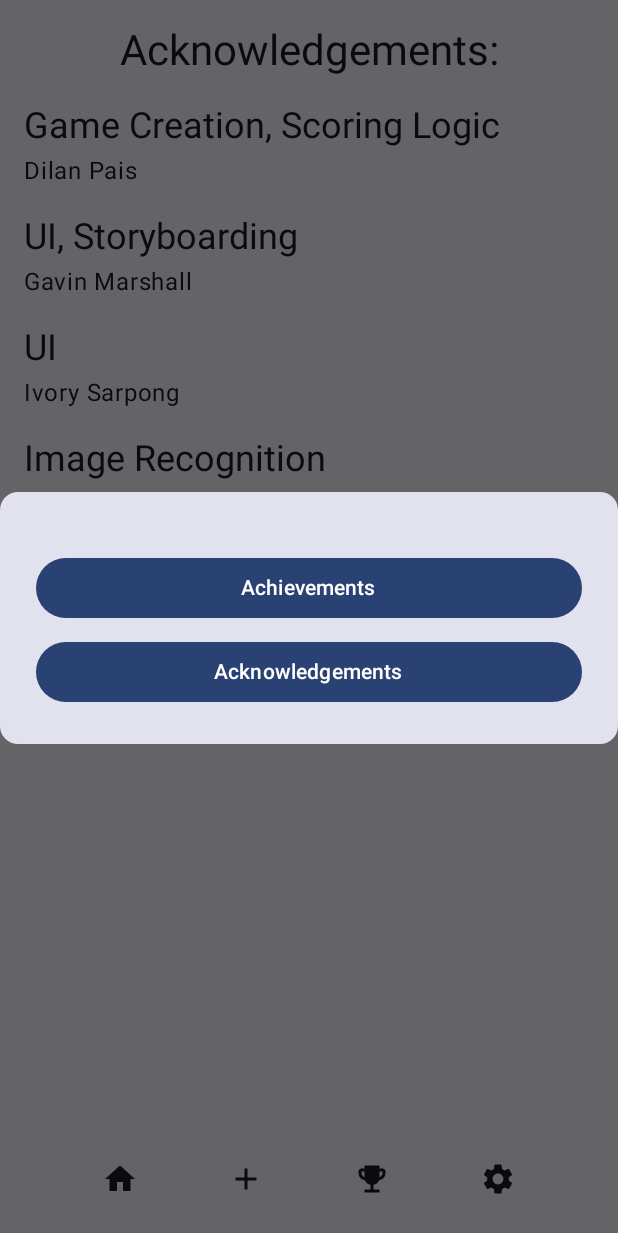
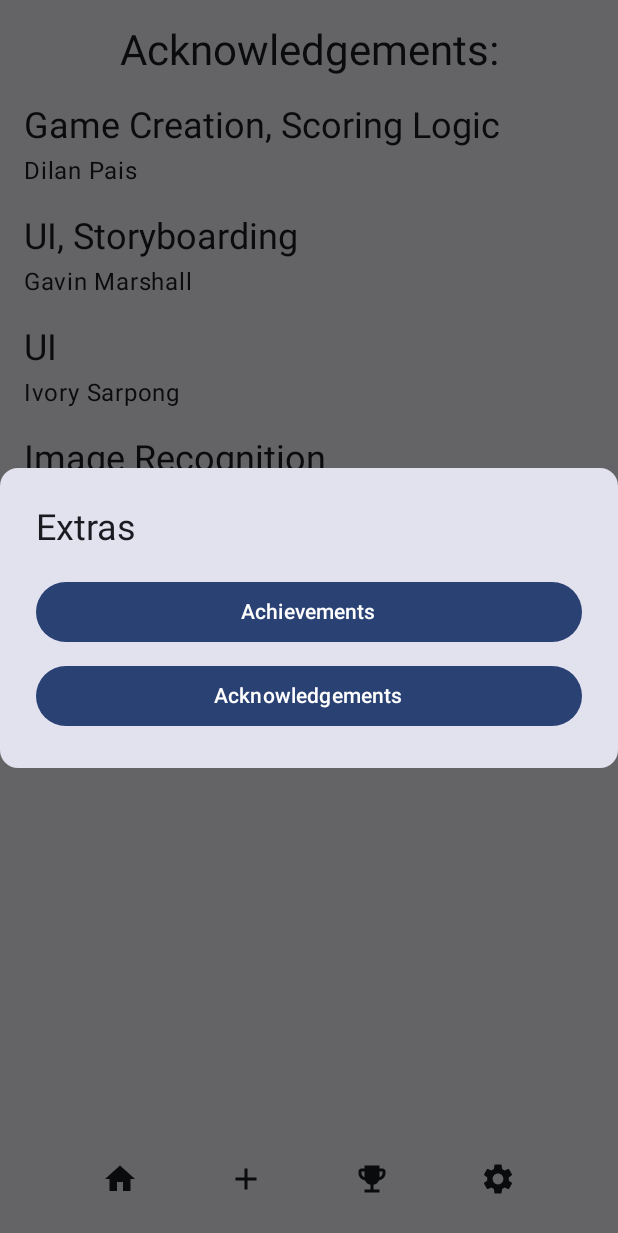
Before and after one commit to Neat-Keat/COSC412Project, an Android app built with Jetpack Compose: the AcknowledgementsScreen screen opened through its navigation route, after a tap on "Extras", on a phone screen of 412 x 824 dp. Shown: the top 1233 px of the screen. Run offline under Robolectric (Android 15) with nearby library versions, the phone set to English and light mode, and no system bars; our stand-ins replace Room's generated code.

```diff
--- a/app/src/main/java/com/example/syncshot/ui/acknowledgements/AcknowledgementsScreen.kt
+++ b/app/src/main/java/com/example/syncshot/ui/acknowledgements/AcknowledgementsScreen.kt
@@ -31,7 +31,7 @@ fun AcknowledgementsScreen(themeViewModel: ThemeViewModel, modifier: Modifier =
             Text("Matthew Sotelo")
 
             //TODO add what Michael did here
-            Text("Their work", modifier = Modifier.padding(0.dp, 16.dp, 16.dp, 2.dp), style = MaterialTheme.typography.headlineSmall)
+            Text("Data Persistence, Navigation", modifier = Modifier.padding(0.dp, 16.dp, 16.dp, 2.dp), style = MaterialTheme.typography.headlineSmall)
             Text("Michael Opoku")
 
             Text("Database, UI", modifier = Modifier.padding(0.dp, 16.dp, 16.dp, 2.dp), style = MaterialTheme.typography.headlineSmall)
--- a/app/src/main/java/com/example/syncshot/ui/components/MainScaffold.kt
+++ b/app/src/main/java/com/example/syncshot/ui/components/MainScaffold.kt
@@ -136,6 +136,7 @@ fun ExtrasDialog(onDismiss: () -> Unit, onAchievementsClick: () -> Unit, onAckno
             tonalElevation = 8.dp
         ) {
             Column(modifier = Modifier.padding(24.dp)) {
+                Text("Extras", style = MaterialTheme.typography.headlineSmall)
                 Spacer(modifier = Modifier.height(16.dp))
                 Button(onClick = onAchievementsClick, modifier = Modifier.fillMaxWidth()) {
                     Text("Achievements")
```
